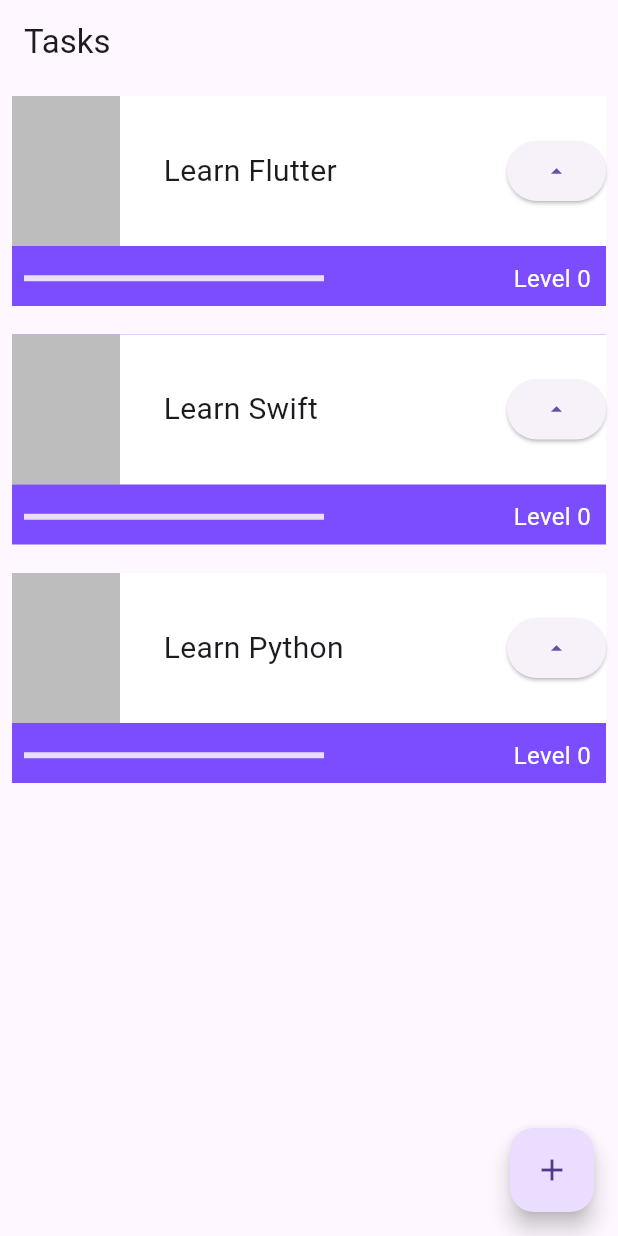
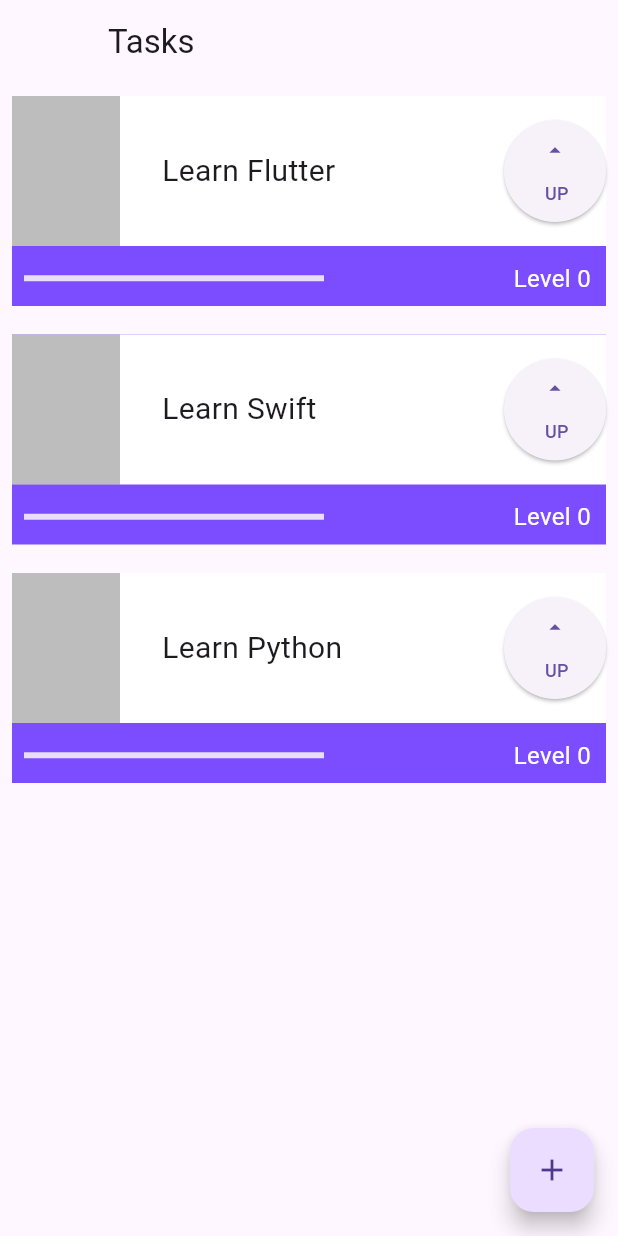
Before and after one commit to rhuancoder/rocket-todo-app, a Flutter app: the screen it shows after launch, on a phone screen of 412 x 824 dp. Run offline on Flutter 3.47's test engine with Material 3 defaults, Android fonts, the phone set to English and light mode, and no system bars.

Commit message:
feat: add up label

```diff
--- a/lib/main.dart
+++ b/lib/main.dart
@@ -16,6 +16,7 @@ class MyApp extends StatelessWidget {
       ),
       home: Scaffold(
         appBar: AppBar(
+          leading: Container(),
           title: Text('Tasks'),
         ),
         body: ListView(
@@ -80,14 +81,28 @@ class _TaskState extends State<Task> {
                               fontSize: 20, overflow: TextOverflow.ellipsis),
                         ),
                       ),
-                      ElevatedButton(
+                      Container(
+                        height: 68,
+                        width: 68,
+                        child: ElevatedButton(
                           onPressed: () {
                             setState(() {
                               level++;
                             });
                             print(level);
                           },
-                        child: Icon(Icons.arrow_drop_up),
+                          child: Column(
+                            mainAxisAlignment: MainAxisAlignment.spaceEvenly,
+                            crossAxisAlignment: CrossAxisAlignment.end,
+                            children: [
+                              Icon(Icons.arrow_drop_up),
+                              Text(
+                                'UP',
+                                style: TextStyle(fontSize: 12),
+                              ),
+                            ],
+                          ),
+                        ),
                       )
                     ],
                   ),
```
Lines whose indentation alone changed are shown as unchanged.
